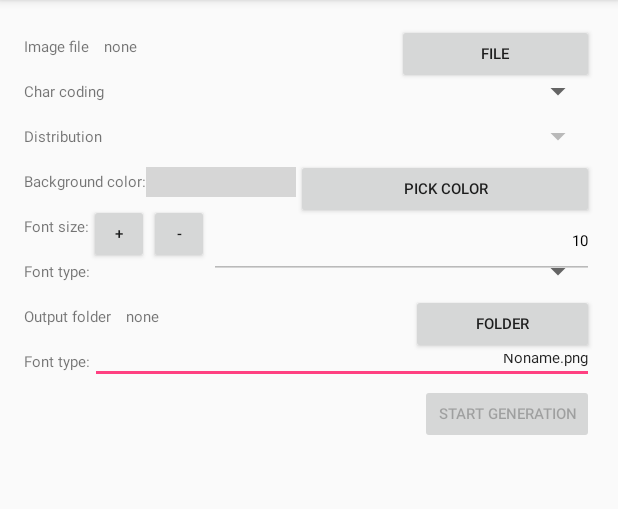
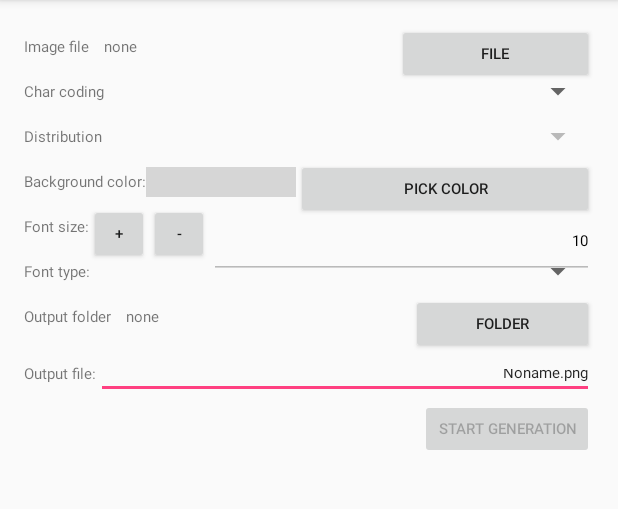
Before and after one commit to jesperancinha/image-train-filters-android, an Android app: the screen it shows after launch (MainActivity), on a phone screen of 412 x 824 dp, the part 84-593 px from its top. Run offline under Robolectric (Android 15) with nearby library versions, the phone set to English and light mode, and no system bars; libraries missing offline, so code that uses them is left out: com.flask.colorpicker; 3 statements that could not run were skipped; grey boxes are pictures that could not be loaded.

Commit message:
SZ-N Layout ajustments

```diff
--- a/app/src/main/res/layout/content_main.xml
+++ b/app/src/main/res/layout/content_main.xml
@@ -293,17 +293,19 @@
         android:layout_height="wrap_content"
         android:textAppearance="?android:attr/textAppearanceSmall"
         android:layout_below="@+id/lblSelectOutputFolder"
-        android:gravity="center_vertical"
+        android:gravity="bottom"
         android:height="@dimen/menu_item_height"
-        android:text="Font type:"
+            android:text="Output file:"
         android:id="@+id/lblOutputFileName"
         android:textSize="@dimen/menu_item_font"
+        android:layout_centerVertical="true"
         />
 
     <EditText
         android:layout_width="wrap_content"
         android:layout_height="wrap_content"
-        android:layout_below="@id/lblSelectOutputFolder"
+        android:layout_centerVertical="true"
+        android:layout_below="@id/btnFindOutputFolder"
         android:layout_toRightOf="@id/lblOutputFileName"
         android:height="@dimen/menu_item_height"
         android:id="@+id/editOutputFileName"
```
